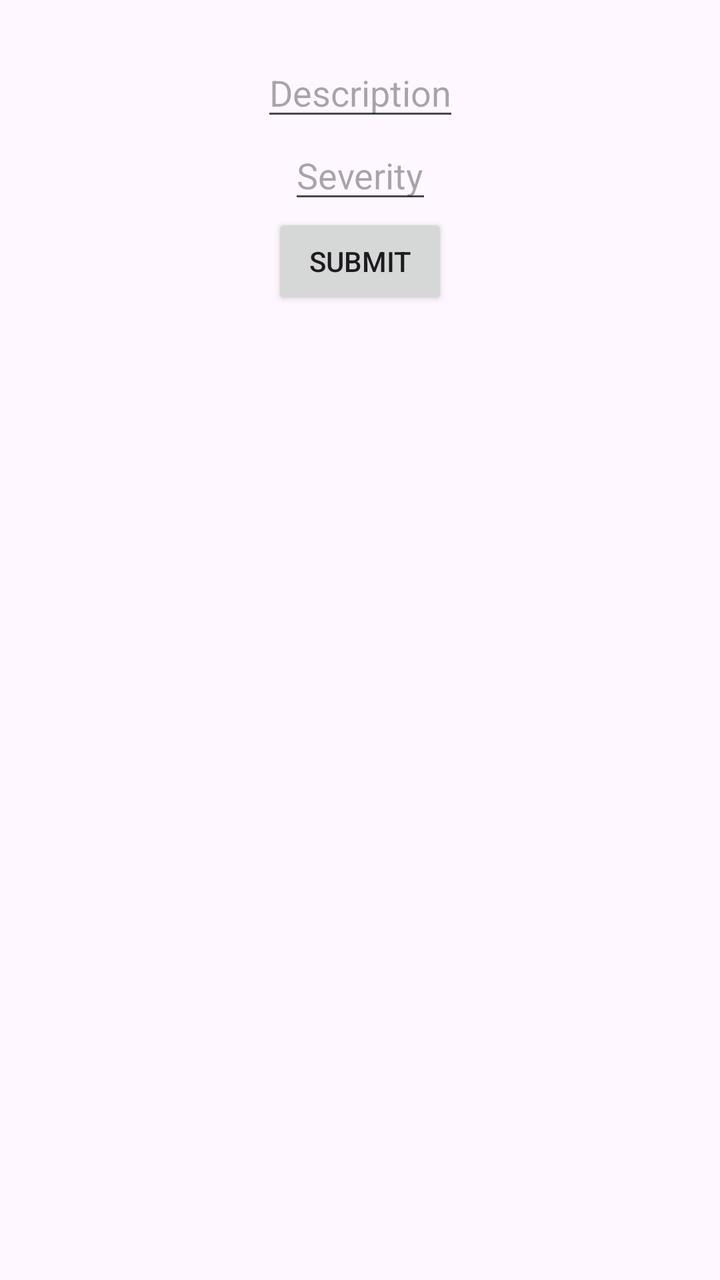
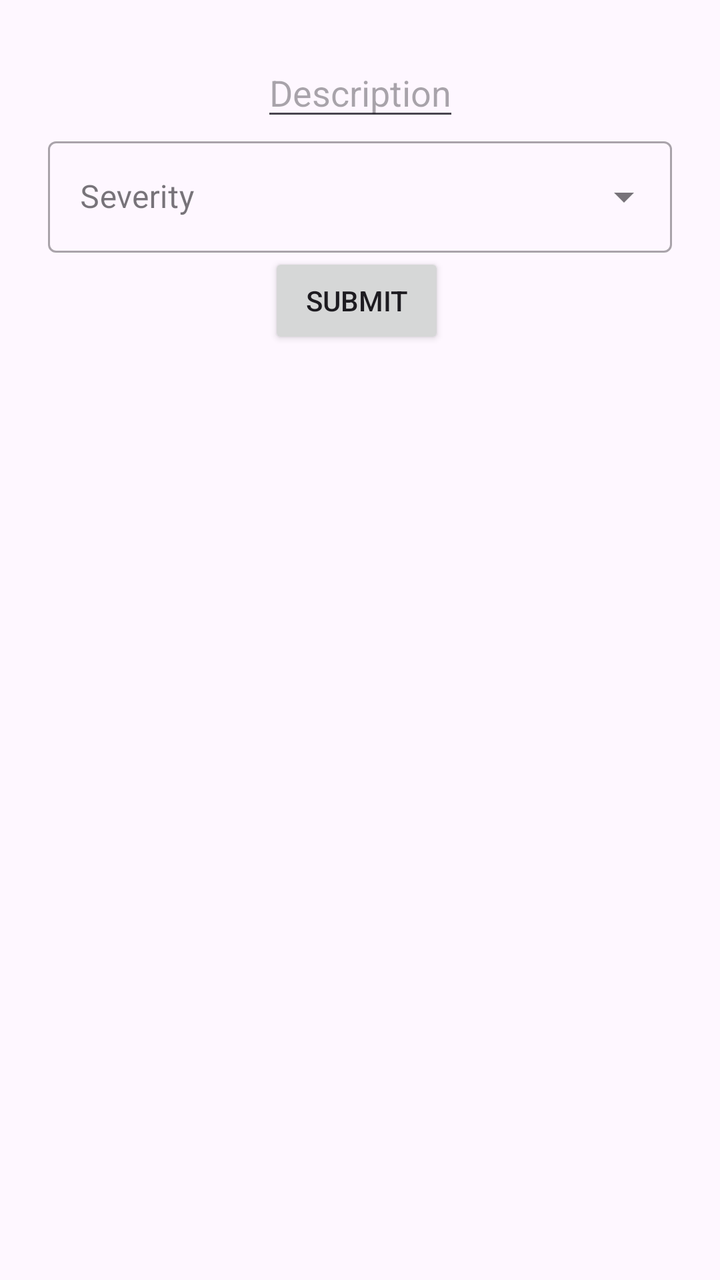

An Android layout rendered at two revisions. The XML below is the earlier revision; the diff shows what the commit changed to produce the second picture.
<!-- AndroidManifest.xml: application theme Theme.Part2 -->
<!-- res/layout/add_defect.xml -->
<?xml version="1.0" encoding="utf-8"?>
<androidx.constraintlayout.widget.ConstraintLayout xmlns:android="http://schemas.android.com/apk/res/android"
    xmlns:app="http://schemas.android.com/apk/res-auto"
    xmlns:tools="http://schemas.android.com/tools"
    android:layout_width="match_parent"
    android:layout_height="match_parent"
    android:padding="24dp">

    <EditText
        android:id="@+id/defect_description"
        android:layout_width="wrap_content"
        android:layout_height="wrap_content"
        android:hint="Description"
        android:inputType="text"
        app:layout_constraintEnd_toEndOf="parent"
        app:layout_constraintStart_toStartOf="parent"
        app:layout_constraintTop_toTopOf="parent" />

    <EditText
        android:id="@+id/editText"
        android:layout_width="wrap_content"
        android:layout_height="wrap_content"
        android:hint="Severity"
        app:layout_constraintEnd_toEndOf="parent"
        app:layout_constraintStart_toStartOf="parent"
        app:layout_constraintTop_toBottomOf="@+id/defect_description" />

    <Button
        android:id="@+id/defect_submit"
        android:layout_width="wrap_content"
        android:layout_height="wrap_content"
        android:text="Submit"
        app:layout_constraintEnd_toEndOf="parent"
        app:layout_constraintStart_toStartOf="parent"
        app:layout_constraintTop_toBottomOf="@+id/editText" />
</androidx.constraintlayout.widget.ConstraintLayout>
<!-- resources referenced by this layout -->
<resources>
  <style name="Theme.Part2" parent="Base.Theme.Part2" />
  <style name="Base.Theme.Part2" parent="Theme.Material3.DayNight.NoActionBar">
          
          
      </style>
</resources>

<!-- the commit's change to res/layout/add_defect.xml (unified diff, before → after) -->
@@ -16,14 +16,22 @@
         app:layout_constraintStart_toStartOf="parent"
         app:layout_constraintTop_toTopOf="parent" />
 
-    <EditText
-        android:id="@+id/editText"
-        android:layout_width="wrap_content"
+    <com.google.android.material.textfield.TextInputLayout
+        android:id="@+id/input_severity"
+        style="@style/Widget.MaterialComponents.TextInputLayout.OutlinedBox.ExposedDropdownMenu"
+        android:layout_width="match_parent"
         android:layout_height="wrap_content"
         android:hint="Severity"
         app:layout_constraintEnd_toEndOf="parent"
         app:layout_constraintStart_toStartOf="parent"
-        app:layout_constraintTop_toBottomOf="@+id/defect_description" />
+        app:layout_constraintTop_toBottomOf="@+id/defect_description">
+
+        <AutoCompleteTextView
+            android:id="@+id/autocomplete_txt"
+            android:layout_width="match_parent"
+            android:layout_height="wrap_content"
+            android:inputType="none" />
+    </com.google.android.material.textfield.TextInputLayout>
 
     <Button
         android:id="@+id/defect_submit"
@@ -31,6 +39,7 @@
         android:layout_height="wrap_content"
         android:text="Submit"
         app:layout_constraintEnd_toEndOf="parent"
+        app:layout_constraintHorizontal_bias="0.492"
         app:layout_constraintStart_toStartOf="parent"
-        app:layout_constraintTop_toBottomOf="@+id/editText" />
+        app:layout_constraintTop_toBottomOf="@+id/input_severity" />
 </androidx.constraintlayout.widget.ConstraintLayout>
